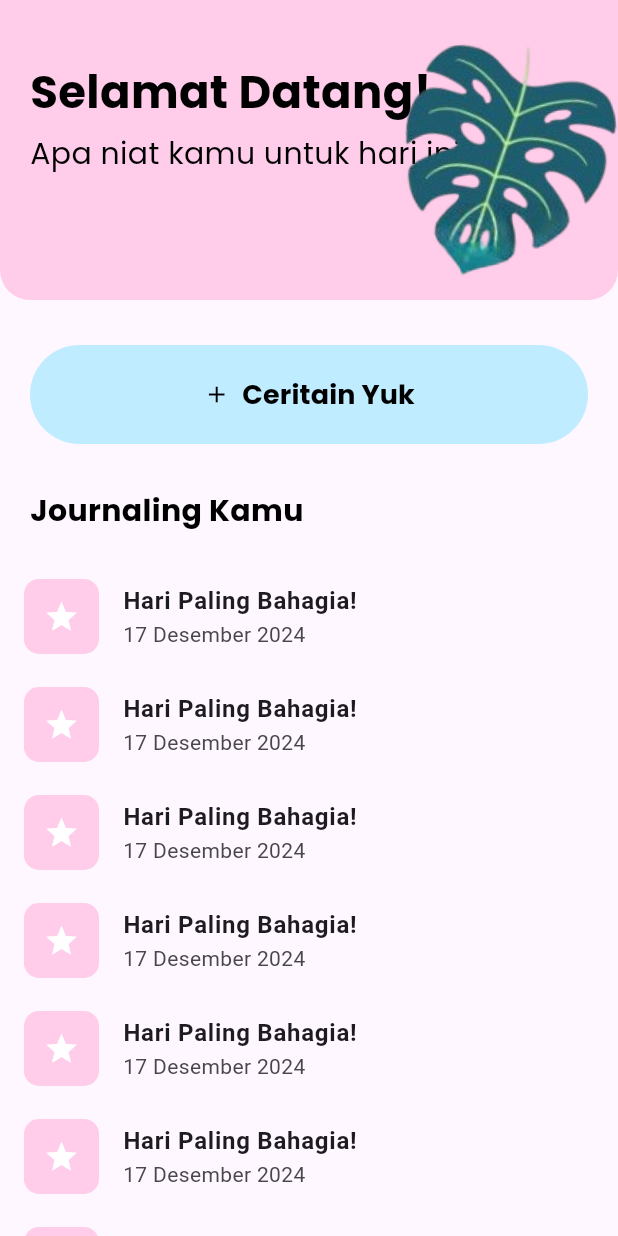
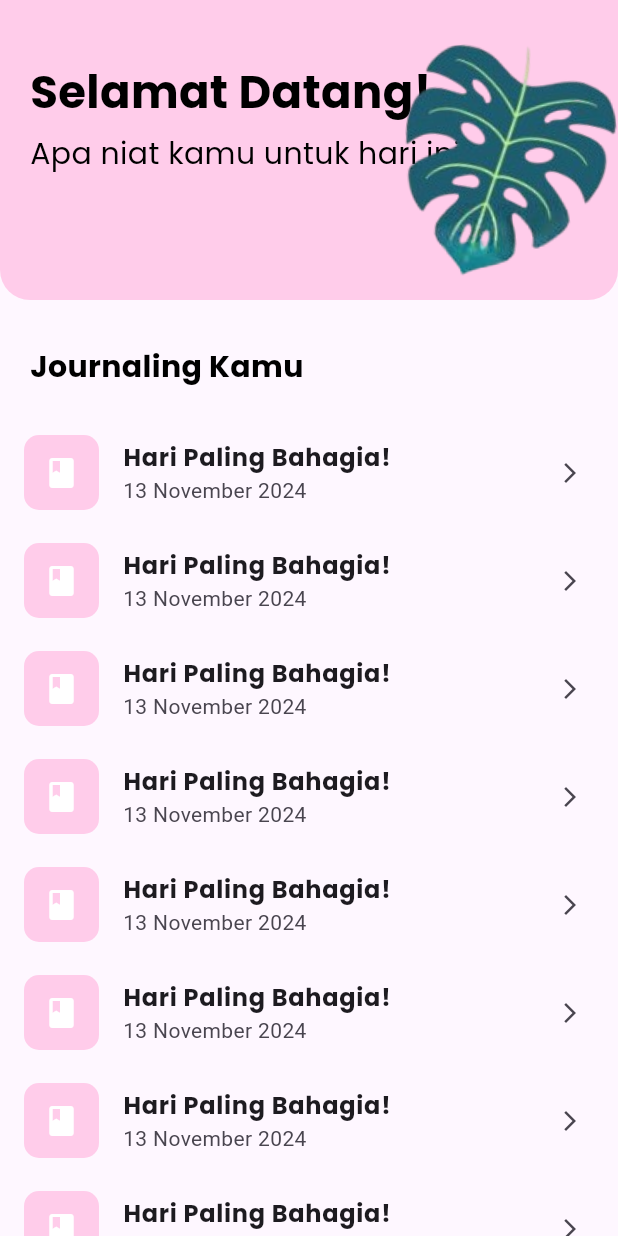
Before and after one commit to dirch4/JournEase, a Flutter app: the Home screen opened directly, on a phone screen of 412 x 824 dp. Run offline on Flutter 3.47's test engine with Material 3 defaults, Android fonts, the phone set to English and light mode, and no system bars; our stand-ins replace google_fonts.

Commit message:
add a page

```diff
--- a/lib/pages/home.dart
+++ b/lib/pages/home.dart
@@ -1,7 +1,7 @@
 import 'package:flutter/material.dart';
 import 'package:google_fonts/google_fonts.dart';
 import 'package:jurnease/core/constants/color.dart';
-import 'package:jurnease/pages/addjournal.dart';
+import 'detail.dart';
 
 class Home extends StatelessWidget {
   const Home({super.key});
@@ -11,12 +11,13 @@ class Home extends StatelessWidget {
     return Scaffold(
       body: Column(
         children: [
+          // Header
           Container(
             height: 200.0,
             width: double.infinity,
             decoration: BoxDecoration(
               color: Appcolors.secondary,
-                borderRadius: BorderRadius.only(
+              borderRadius: const BorderRadius.only(
                 bottomLeft: Radius.circular(20.0),
                 bottomRight: Radius.circular(20.0),
               ),
@@ -25,16 +26,15 @@ class Home extends StatelessWidget {
               children: [
                 Column(
                   mainAxisAlignment: MainAxisAlignment.start,
-                    mainAxisSize: MainAxisSize.min,
                   crossAxisAlignment: CrossAxisAlignment.start,
                   children: [
                     Padding(
-                        padding: EdgeInsets.only(left: 20, top: 40),
+                      padding: const EdgeInsets.only(left: 20, top: 40),
                       child: Text(
                         "Selamat Datang!",
                         textAlign: TextAlign.start,
                         style: GoogleFonts.poppins(
-                            textStyle: TextStyle(
+                          textStyle: const TextStyle(
                             fontSize: 30.0,
                             fontWeight: FontWeight.bold,
                             color: Colors.black,
@@ -43,12 +43,12 @@ class Home extends StatelessWidget {
                       ),
                     ),
                     Padding(
-                        padding: EdgeInsets.only(left: 20, top: 5),
+                      padding: const EdgeInsets.only(left: 20, top: 5),
                       child: Text(
                         "Apa niat kamu untuk hari ini?",
                         textAlign: TextAlign.start,
                         style: GoogleFonts.poppins(
-                            textStyle: TextStyle(
+                          textStyle: const TextStyle(
                             fontSize: 20.0,
                             fontWeight: FontWeight.normal,
                             color: Colors.black,
@@ -71,92 +71,78 @@ class Home extends StatelessWidget {
                   ),
                 ),
               ],
-              )),
+            ),
+          ),
+
           const SizedBox(height: 30),
-          // button tambah jurnal
+
+          // Journaling List Title
           Container(
-            margin: const EdgeInsets.symmetric(horizontal: 20.0),
-            width: double.infinity,
-            child: ElevatedButton.icon(
-              onPressed: () {
-                Navigator.push(
-                  context,
-                  MaterialPageRoute(builder: (context) => const Addjournal()),
-                );
-              },
-              icon: const Icon(
-                Icons.add,
-                color: Colors.black,
-              ),
-              label: Text(
-                'Ceritain Yuk',
+            margin: const EdgeInsets.only(left: 20.0),
+            alignment: Alignment.centerLeft,
+            child: Text(
+              "Journaling Kamu",
               style: GoogleFonts.poppins(
                 textStyle: const TextStyle(
-                    fontSize: 18.0,
+                  fontSize: 20.0,
                   fontWeight: FontWeight.bold,
                   color: Colors.black,
                 ),
               ),
             ),
-              style: ElevatedButton.styleFrom(
-                backgroundColor: Appcolors.primary,
-                elevation: 0,
-                shape: RoundedRectangleBorder(
-                  borderRadius: BorderRadius.circular(50.0),
-                ),
-                padding: const EdgeInsets.symmetric(vertical: 20.0),
-              ),
-            ),
-          ),
-
-          const SizedBox(height: 30),
-          Row(
-            mainAxisAlignment: MainAxisAlignment.spaceBetween,
-            children: [
-              Container(
-                  margin: EdgeInsets.only(left: 20.0),
-                  child: Text(
-                    "Journaling Kamu",
-                    style: GoogleFonts.poppins(
-                      textStyle: TextStyle(
-                        fontSize: 20.0,
-                        fontWeight: FontWeight.bold,
-                        color: Colors.black,
-                      ),
-                    ),
-                  )),
-              // Container(
-              //     margin: EdgeInsets.only(right: 20.0),
-              //     child: Text("Paling Baru")
-              // )
-            ],
           ),
           const SizedBox(height: 20),
+
+          // Journaling List
           Expanded(
             child: ListView.builder(
               itemCount: 10,
               itemBuilder: (context, index) {
+                // Dummy Data
+                String title = "Hari Paling Bahagia!";
+                String date = "13 November 2024";
+                String content =
+                    "Hari ini adalah hari yang paling membahagiakan dalam hidupku. Pagi dimulai dengan kejutan kecil dari sahabatku yang datang membawa kue favoritku, lengkap dengan ucapan penuh kehangatan. Kami menghabiskan hari dengan tawa, mengenang momen-momen indah, dan berbagi cerita tanpa henti. Saat matahari terbenam, kami berkumpul di tepi pantai, menyaksikan langit berubah warna dan merasa begitu damai.";
+
                 return ListTile(
+                  onTap: () {
+                    Navigator.push(
+                      context,
+                      MaterialPageRoute(
+                        builder: (context) => DetailPage(
+                          title: title,
+                          date: date,
+                          content: content,
+                        ),
+                      ),
+                    );
+                  },
                   leading: Container(
-                    width: 50, // Lebar kotak
-                    height: 50, // Tinggi kotak
+                    width: 50,
+                    height: 50,
                     decoration: BoxDecoration(
-                      color: Appcolors.secondary, // Warna background kotak
-                      borderRadius:
-                          BorderRadius.circular(10), // Rounded corners
+                      color: Appcolors.secondary,
+                      borderRadius: BorderRadius.circular(10),
                     ),
-                    child: Icon(
-                      Icons.star, // Icon di dalam kotak
+                    child: const Icon(
+                      Icons.book,
                       color: Colors.white,
                     ),
                   ),
-                  title: Text("Hari Paling Bahagia!",
-                      style: TextStyle(fontWeight: FontWeight.bold)),
-                  subtitle: Text("17 Desember 2024"),
+                  title: Text(
+                    title,
+                    style: GoogleFonts.poppins(
+                      textStyle: const TextStyle(
+                        fontWeight: FontWeight.bold,
+                      ),
+                    ),
+                  ),
+                  subtitle: Text(date),
+                  trailing: const Icon(Icons.arrow_forward_ios, size: 16),
                 );
               },
             ),
-          )
+          ),
         ],
       ),
     );
```
Also changed, not shown: lib/pages/detail.dart (added, +136 -0 lines). Lines whose indentation alone changed are shown as unchanged.
